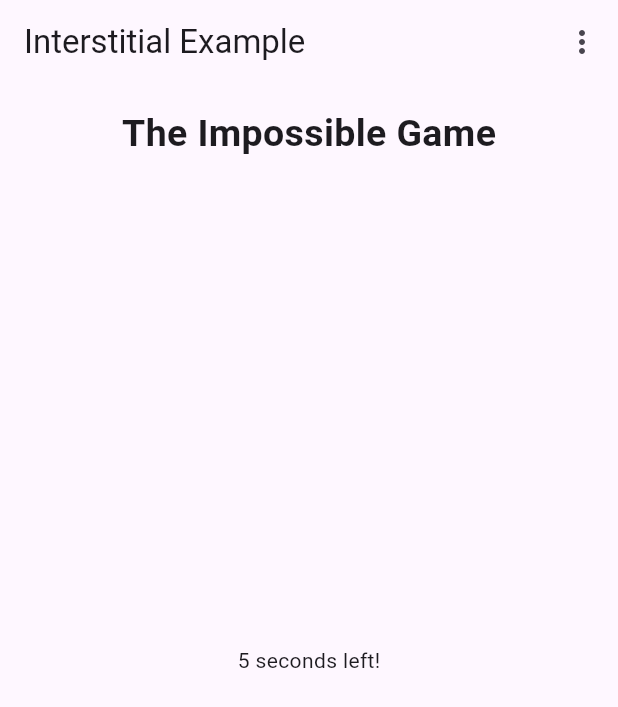
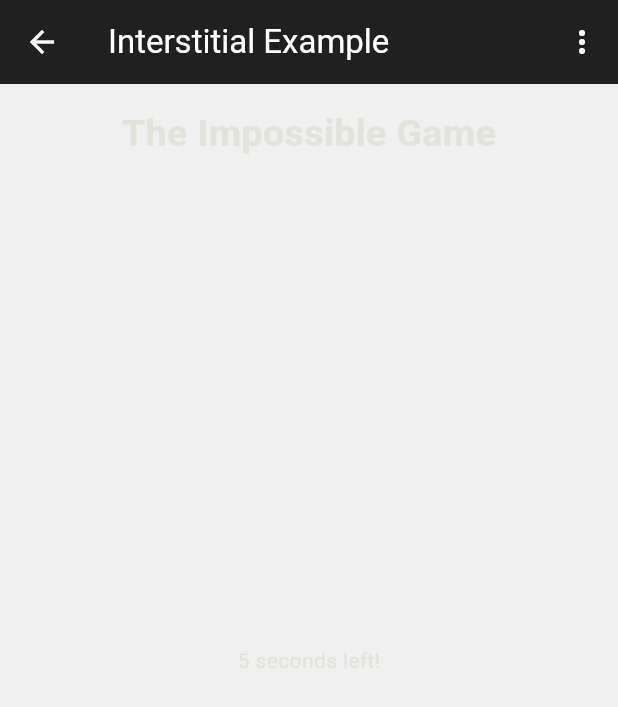
Before and after one commit to adrianferreiro/flutter-admob-example, a Flutter app: the screen it shows after launch, after a tap on "Interstitial", on a phone screen of 412 x 824 dp. Shown: the top 707 px of the screen. Run offline on Flutter 3.47's test engine with Material 3 defaults, Android fonts, the phone set to English and light mode, and no system bars; our stand-ins replace go_router, google_mobile_ads.

Commit message:
feat(UI): Add colors and improve design
PR: #9

```diff
--- /dev/null
+++ b/lib/config/theme/app_theme.dart
@@ -0,0 +1,42 @@
+import 'package:flutter/material.dart';
+
+class AppTheme {
+  final colorScheme = ColorScheme.fromSeed(
+    brightness: Brightness.dark,
+    seedColor: Colors.green, // Cambié el color base a verde
+  );
+
+  ThemeData getTheme() => ThemeData(
+    useMaterial3: true,
+    brightness: Brightness.dark,
+    colorScheme: colorScheme,
+    primaryColor: colorScheme.primary,
+    scaffoldBackgroundColor: const Color.fromARGB(31, 140, 135, 135),
+    appBarTheme: AppBarTheme(
+      backgroundColor: Colors.black87,
+      foregroundColor: Colors.white,
+    ),
+    // Personalización del color de los botones
+    elevatedButtonTheme: ElevatedButtonThemeData(
+      style: ElevatedButton.styleFrom(
+        backgroundColor: Colors.green, // Verde para los botones
+        foregroundColor: Colors.white, // Blanco para el texto
+      ),
+    ),
+    textButtonTheme: TextButtonThemeData(
+      style: TextButton.styleFrom(
+        foregroundColor: Colors.green, // Verde para los TextButton
+      ),
+    ),
+    // Personalización de los iconos y otros elementos que usen color
+    iconTheme: IconThemeData(
+      color: Colors.green, // Verde para los iconos
+    ),
+
+    // Personalización del color dorado para elementos clave
+    // Puedo añadir dorado en algunos elementos visuales
+    snackBarTheme: SnackBarThemeData(
+      backgroundColor: Colors.amber, // Dorado para el fondo de SnackBar
+    ),
+  );
+}
--- a/lib/home_screen.dart
+++ b/lib/home_screen.dart
@@ -16,6 +16,7 @@ class HomeScreen extends StatefulWidget {
 class _HomeScreenState extends State<HomeScreen> {
   @override
   Widget build(BuildContext context) {
+    final colors = Theme.of(context).colorScheme;
     return Scaffold(
       appBar: AppBar(
         title: Row(
@@ -30,8 +31,32 @@ class _HomeScreenState extends State<HomeScreen> {
       body: SafeArea(
         child: Center(
           child: Column(
-            mainAxisAlignment: MainAxisAlignment.center,
+            mainAxisAlignment: MainAxisAlignment.start,
+            spacing: 30,
             children: [
+              Flexible(
+                child: Container(
+                  margin: const EdgeInsets.symmetric(horizontal: 5),
+                  padding: const EdgeInsets.all(15),
+                  width: double.infinity,
+                  decoration: BoxDecoration(
+                    color: colors.secondary,
+                    borderRadius: BorderRadius.only(
+                      bottomLeft: Radius.circular(5),
+                      bottomRight: Radius.circular(5),
+                    ),
+                  ),
+                  child: Text(
+                    'Monetización',
+                    textAlign: TextAlign.center,
+                    style: TextStyle(
+                      fontSize: 20,
+                      fontWeight: FontWeight.bold,
+                      color: colors.inversePrimary,
+                    ),
+                  ),
+                ),
+              ),
               FilledButton(
                 onPressed: () {
                   context.go('${HomeScreen.path}/${BannerExample.path}');
--- a/lib/interstitial/interstitial_example.dart
+++ b/lib/interstitial/interstitial_example.dart
@@ -85,9 +85,7 @@ class InterstitialExampleState extends State<InterstitialExample> {
 
   @override
   Widget build(BuildContext context) {
-    return MaterialApp(
-      title: 'Interstitial Example',
-      home: Scaffold(
+    return Scaffold(
       appBar: AppBar(
         title: const Text('Interstitial Example'),
         actions: _appBarActions(),
@@ -124,7 +122,6 @@ class InterstitialExampleState extends State<InterstitialExample> {
             ),
           ),
         ],
-        ),
       ),
     );
   }
--- a/lib/main.dart
+++ b/lib/main.dart
@@ -1,9 +1,10 @@
 import 'package:flutter/material.dart';
 import 'package:test_admob/config/router/app_router.dart';
+import 'package:test_admob/config/theme/app_theme.dart';
 
 void main() {
   WidgetsFlutterBinding.ensureInitialized();
-  runApp(const MaterialApp(home: MyApp()));
+  runApp(const MyApp());
 }
 
 class MyApp extends StatelessWidget {
@@ -14,6 +15,7 @@ class MyApp extends StatelessWidget {
     return MaterialApp.router(
       debugShowCheckedModeBanner: false,
       routerConfig: appRouter,
+      theme: AppTheme().getTheme(),
     );
   }
 }
--- a/lib/rewarded/rewarded_example.dart
+++ b/lib/rewarded/rewarded_example.dart
@@ -96,9 +96,7 @@ class RewardedExampleState extends State<RewardedExample> {
 
   @override
   Widget build(BuildContext context) {
-    return MaterialApp(
-      title: 'Rewarded Example',
-      home: Scaffold(
+    return Scaffold(
       appBar: AppBar(
         title: const Text('Rewarded Example'),
         actions: _appBarActions(),
@@ -171,11 +169,7 @@ class RewardedExampleState extends State<RewardedExample> {
                 child: Row(
                   mainAxisAlignment: MainAxisAlignment.center,
                   children: [
-                      Icon(
-                        Icons.monetization_on,
-                        color: Colors.amber,
-                        size: 50,
-                      ),
+                    Icon(Icons.monetization_on, color: Colors.amber, size: 50),
                     Text(
                       'Coins: $_coins',
                       style: TextStyle(fontSize: 20, color: Colors.white),
@@ -186,7 +180,6 @@ class RewardedExampleState extends State<RewardedExample> {
             ),
           ),
         ],
-        ),
       ),
     );
   }
```
Lines whose indentation alone changed are shown as unchanged.
